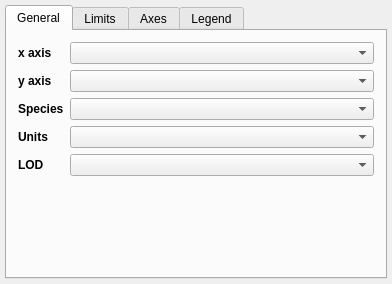
Old version of the form glue_genes/glue_single_cell/qtl_viewer/qt/options_widget.ui in the repository gluesolutions/glue-genes.
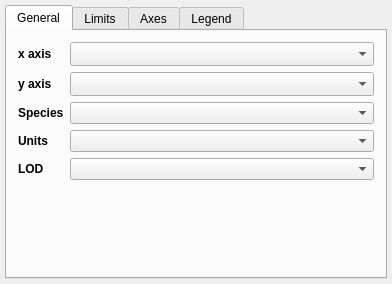
New version of the form. Custom widgets are drawn as their Qt base class.

Commit message: Update QComboBox to work with Qt6

Patch:
```diff
--- a/glue_genes/glue_single_cell/qtl_viewer/qt/options_widget.ui
+++ b/glue_genes/glue_single_cell/qtl_viewer/qt/options_widget.ui
@@ -70,7 +70,7 @@
        <item row="0" column="1">
         <widget class="QComboBox" name="combosel_x_att">
          <property name="sizeAdjustPolicy">
-          <enum>QComboBox::AdjustToMinimumContentsLength</enum>
+          <enum>QComboBox::AdjustToMinimumContentsLengthWithIcon</enum>
          </property>
         </widget>
        </item>
@@ -119,7 +119,7 @@
        <item row="1" column="1">
         <widget class="QComboBox" name="combosel_y_att">
          <property name="sizeAdjustPolicy">
-          <enum>QComboBox::AdjustToMinimumContentsLength</enum>
+          <enum>QComboBox::AdjustToMinimumContentsLengthWithIcon</enum>
          </property>
         </widget>
        </item>
```
The commit also changes 4 other files.
